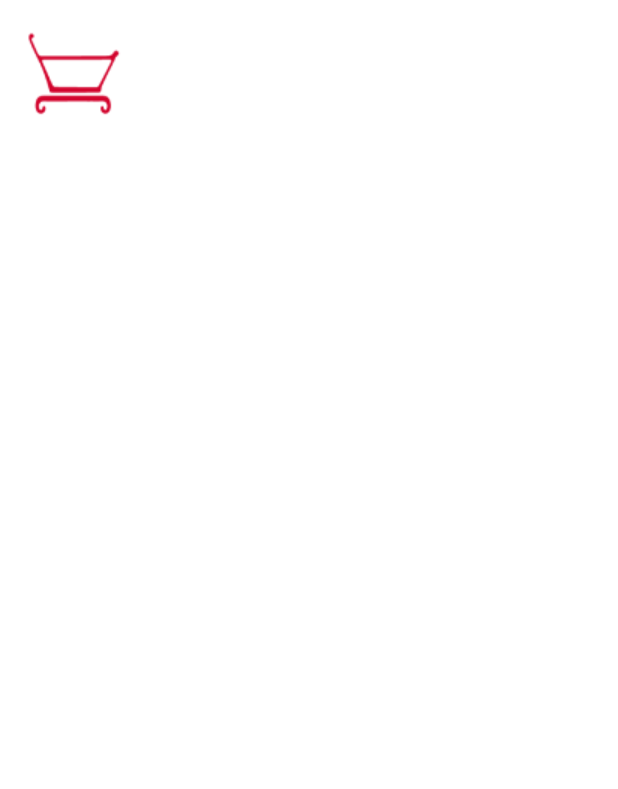
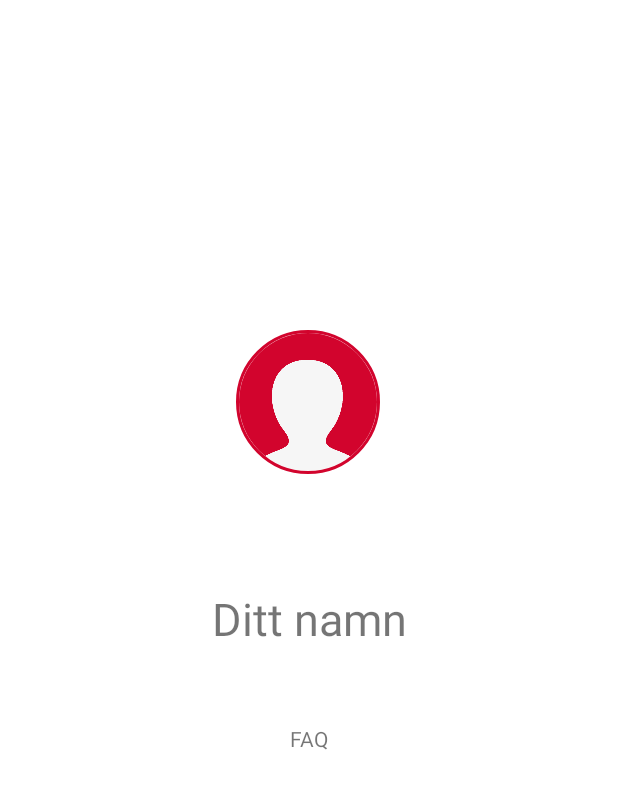
Before and after one commit to bravebomb/Fac2, an Android app: the fragment ProfilFragment shown on its own in the app's theme, on a phone screen of 412 x 824 dp. Shown: the top 789 px of the screen. Run offline under Robolectric (Android 15) with nearby library versions, the phone set to English and light mode, and no system bars; our stand-ins replace CircleImageView; network calls fail.

Commit message:
+profilbild

```diff
--- a/app/build.gradle
+++ b/app/build.gradle
@@ -47,7 +47,6 @@ dependencies {
 
     annotationProcessor 'com.github.bumptech.glide:compiler:4.13.2'
 
-
-
+    implementation 'de.hdodenhof:circleimageview:3.1.0'
 
 }
--- a/app/src/main/java/com/example/adatest/AllFragments/ProfilFragment.java
+++ b/app/src/main/java/com/example/adatest/AllFragments/ProfilFragment.java
@@ -7,59 +7,30 @@ import androidx.fragment.app.Fragment;
 import android.view.LayoutInflater;
 import android.view.View;
 import android.view.ViewGroup;
+import android.widget.Button;
+import android.widget.TextView;
 
 import com.example.adatest.R;
 
-/**
- * A simple {@link Fragment} subclass.
- * Use the {@link ProfilFragment#newInstance} factory method to
- * create an instance of this fragment.
- */
 public class ProfilFragment extends Fragment {
-
-    // TODO: Rename parameter arguments, choose names that match
-    // the fragment initialization parameters, e.g. ARG_ITEM_NUMBER
-    private static final String ARG_PARAM1 = "param1";
-    private static final String ARG_PARAM2 = "param2";
-
-    // TODO: Rename and change types of parameters
-    private String mParam1;
-    private String mParam2;
 
     public ProfilFragment() {
         // Required empty public constructor
     }
 
-    /**
-     * Use this factory method to create a new instance of
-     * this fragment using the provided parameters.
-     *
-     * @param param1 Parameter 1.
-     * @param param2 Parameter 2.
-     * @return A new instance of fragment WillysFragment.
-     */
-    // TODO: Rename and change types and number of parameters
-    public static ProfilFragment newInstance(String param1, String param2) {
-        ProfilFragment fragment = new ProfilFragment();
-        Bundle args = new Bundle();
-        args.putString(ARG_PARAM1, param1);
-        args.putString(ARG_PARAM2, param2);
-        fragment.setArguments(args);
-        return fragment;
-    }
-
-    @Override
-    public void onCreate(Bundle savedInstanceState) {
-        super.onCreate(savedInstanceState);
-        if (getArguments() != null) {
-            mParam1 = getArguments().getString(ARG_PARAM1);
-            mParam2 = getArguments().getString(ARG_PARAM2);
-        }
-    }
-
     @Override
     public View onCreateView(LayoutInflater inflater, ViewGroup container,
                              Bundle savedInstanceState) {
+
+        View view = inflater.inflate(R.layout.fragment_profil, container, false);
+        TextView FAQButton = view.findViewById(R.id.register_button_FAQ);
+
+        FAQButton.setOnClickListener(new View.OnClickListener() {
+            @Override
+            public void onClick(View view) {
+
+            }
+        });
         // Inflate the layout for this fragment
         return inflater.inflate(R.layout.fragment_profil, container, false);
     }
--- a/app/src/main/res/layout/fragment_profil.xml
+++ b/app/src/main/res/layout/fragment_profil.xml
@@ -1,14 +1,44 @@
 <?xml version="1.0" encoding="utf-8"?>
-<LinearLayout xmlns:android="http://schemas.android.com/apk/res/android"
+<androidx.constraintlayout.widget.ConstraintLayout xmlns:android="http://schemas.android.com/apk/res/android"
+    xmlns:app="http://schemas.android.com/apk/res-auto"
     xmlns:tools="http://schemas.android.com/tools"
     android:layout_width="match_parent"
     android:layout_height="match_parent"
     tools:context=".AllFragments.ProfilFragment">
 
-    <com.example.adatest.CircularImageView
+    <de.hdodenhof.circleimageview.CircleImageView
+        android:id="@+id/profile_image"
+        android:layout_width="96dp"
+        android:layout_height="96dp"
+        android:layout_marginTop="220dp"
+        android:src="@drawable/profilepic"
+        app:civ_border_color="@color/Fine_red"
+        app:civ_border_width="2dp"
+        app:layout_constraintEnd_toEndOf="parent"
+        app:layout_constraintHorizontal_bias="0.498"
+        app:layout_constraintStart_toStartOf="parent"
+        app:layout_constraintTop_toTopOf="parent" />
+
+    <TextView
+        android:id="@+id/textView"
         android:layout_width="wrap_content"
         android:layout_height="wrap_content"
-        android:src="@drawable/shoppingcartpartred96"
-        android:layout_centerInParent="true"/>
+        android:text="Ditt namn"
+        android:textSize="30dp"
+        app:layout_constraintBottom_toBottomOf="parent"
+        app:layout_constraintEnd_toEndOf="parent"
+        app:layout_constraintStart_toStartOf="parent"
+        app:layout_constraintTop_toTopOf="parent" />
 
-</LinearLayout>
+    <TextView
+        android:id="@+id/register_button_FAQ"
+        android:layout_width="wrap_content"
+        android:layout_height="wrap_content"
+        android:layout_margin="50dp"
+        android:layout_marginTop="21dp"
+        android:text="FAQ"
+        app:layout_constraintEnd_toEndOf="parent"
+        app:layout_constraintStart_toStartOf="parent"
+        app:layout_constraintTop_toBottomOf="@+id/textView" />
+
+</androidx.constraintlayout.widget.ConstraintLayout>
```
Also changed, not shown: app/src/main/res/drawable-v24/profilepic.png (added).
